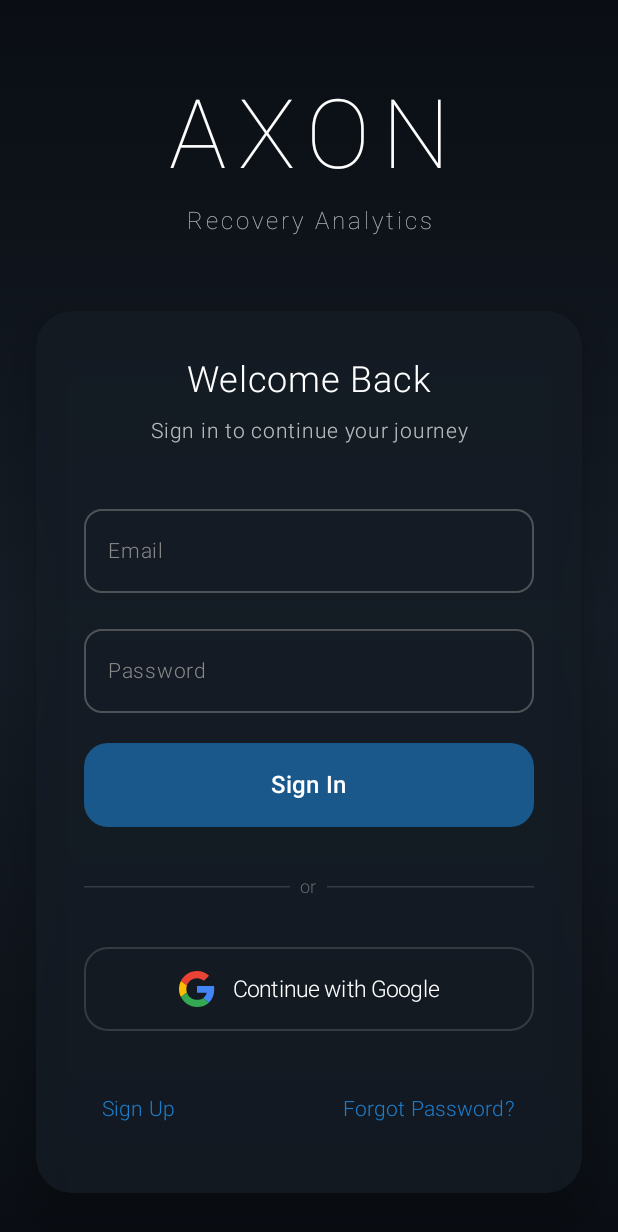
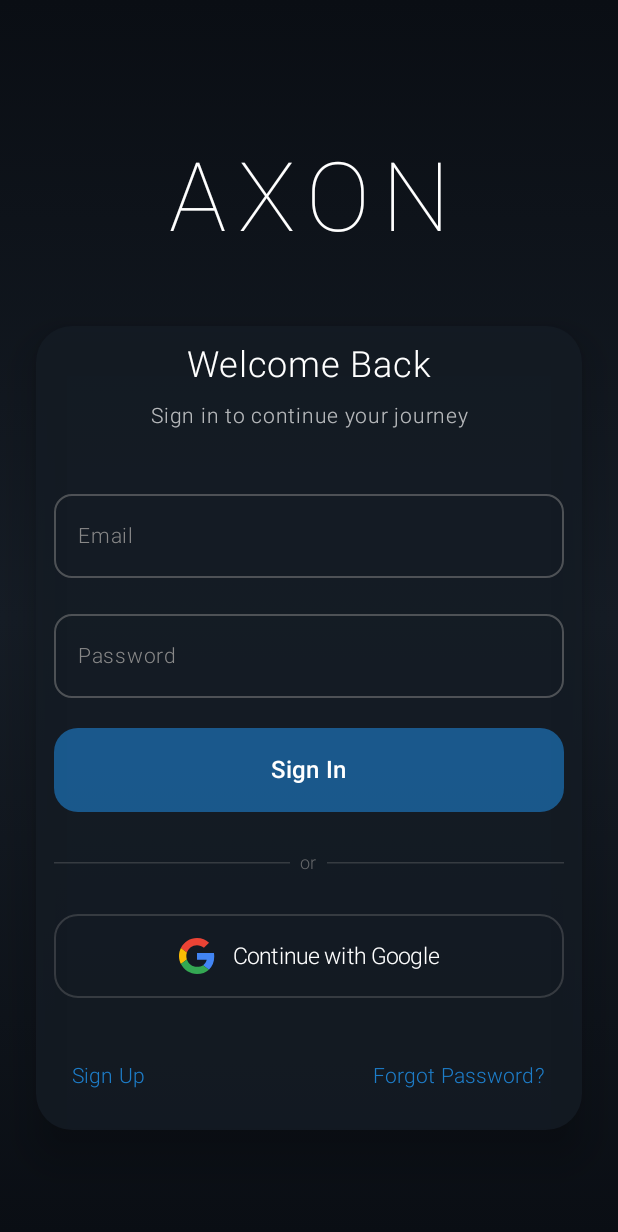
Before and after one commit to MirceaOvidiu/Axon, an Android app built with Jetpack Compose: the screen it shows after launch (MainActivity), on a phone screen of 412 x 824 dp. Shown: the top 1232 px of the screen. Run offline under Robolectric (Android 15) with nearby library versions, the light colour scheme and no system bars; our stand-ins replace Dagger/Hilt's generated code, Firebase (no records; nobody signed in at launch, a user with empty details on screens opened directly); libraries missing offline, so code that uses them is left out: androidx.hilt.lifecycle.

Commit message:
ci/cd fix

```diff
--- a/mobile/src/main/java/com/axon/presentation/components/Logo.kt
+++ b/mobile/src/main/java/com/axon/presentation/components/Logo.kt
@@ -2,8 +2,6 @@ package com.axon.presentation.components
 
 import androidx.compose.foundation.layout.Arrangement
 import androidx.compose.foundation.layout.Column
-import androidx.compose.foundation.layout.Spacer
-import androidx.compose.foundation.layout.height
 import androidx.compose.material3.Text
 import androidx.compose.runtime.Composable
 import androidx.compose.ui.Alignment
@@ -11,13 +9,14 @@ import androidx.compose.ui.Modifier
 import androidx.compose.ui.graphics.Color
 import androidx.compose.ui.text.font.FontWeight
 import androidx.compose.ui.text.style.TextAlign
+import androidx.compose.ui.tooling.preview.Preview
 import androidx.compose.ui.unit.TextUnit
-import androidx.compose.ui.unit.dp
 import androidx.compose.ui.unit.sp
 import com.axon.presentation.theme.ThinFont
 
+@Preview
 @Composable
-fun MinimalisticAxonLogo(
+fun AxonLogo(
     modifier: Modifier = Modifier,
     textColor: Color = Color.White,
     size: LogoSize = LogoSize.LARGE
@@ -30,25 +29,12 @@ fun MinimalisticAxonLogo(
         Text(
             text = "AXON",
             fontFamily = ThinFont,
-            fontWeight = FontWeight.Thin, // Use Thin weight for minimalistic look
+            fontWeight = FontWeight.Thin,
             fontSize = size.fontSize,
             color = textColor,
             textAlign = TextAlign.Center,
             letterSpacing = size.letterSpacing
         )
-
-        if (size == LogoSize.LARGE) {
-            Spacer(modifier = Modifier.height(8.dp))
-            Text(
-                text = "Recovery Analytics",
-                fontFamily = ThinFont,
-                fontWeight = FontWeight.ExtraLight, // Even lighter for subtitle
-                fontSize = size.subTextSize,
-                color = textColor.copy(alpha = 0.7f),
-                textAlign = TextAlign.Center,
-                letterSpacing = 2.sp
-            )
-        }
     }
 }
 
--- a/mobile/src/main/java/com/axon/presentation/screens/auth/AuthScreen.kt
+++ b/mobile/src/main/java/com/axon/presentation/screens/auth/AuthScreen.kt
@@ -55,8 +55,8 @@ import androidx.credentials.GetCredentialRequest
 import androidx.credentials.exceptions.GetCredentialException
 import com.axon.R
 import com.axon.domain.model.AuthState
+import com.axon.presentation.components.AxonLogo
 import com.axon.presentation.components.LogoSize
-import com.axon.presentation.components.MinimalisticAxonLogo
 import com.axon.presentation.screens.dashboard.primaryColor
 import com.axon.presentation.theme.AxonTheme
 import com.google.android.libraries.identity.googleid.GetGoogleIdOption
@@ -144,7 +144,6 @@ fun AuthScreen(
             ) {
                 Spacer(modifier = Modifier.weight(0.1f))
 
-                // Minimalistic Logo Section
                 Column(
                     horizontalAlignment = Alignment.CenterHorizontally,
                     modifier = Modifier.padding(bottom = 48.dp)
@@ -152,7 +151,7 @@ fun AuthScreen(
 
                     Spacer(modifier = Modifier.height(24.dp))
 
-                    MinimalisticAxonLogo(
+                    AxonLogo(
                         textColor = Color.White,
                         size = LogoSize.LARGE
                     )
@@ -170,7 +169,7 @@ fun AuthScreen(
                     Column(
                         modifier = Modifier
                             .fillMaxWidth()
-                            .padding(32.dp),
+                            .padding(12.dp),
                         horizontalAlignment = Alignment.CenterHorizontally
                     ) {
                         Text(
@@ -374,7 +373,7 @@ private fun AuthForm(
 
         // Divider with "OR" label
         Row(
-            modifier = Modifier.fillMaxWidth().padding(vertical = 8.dp),
+            modifier = Modifier.fillMaxWidth().padding(vertical = 2.dp),
             verticalAlignment = Alignment.CenterVertically
         ) {
             HorizontalDivider(
```
Also changed, not shown: 17 other files.
